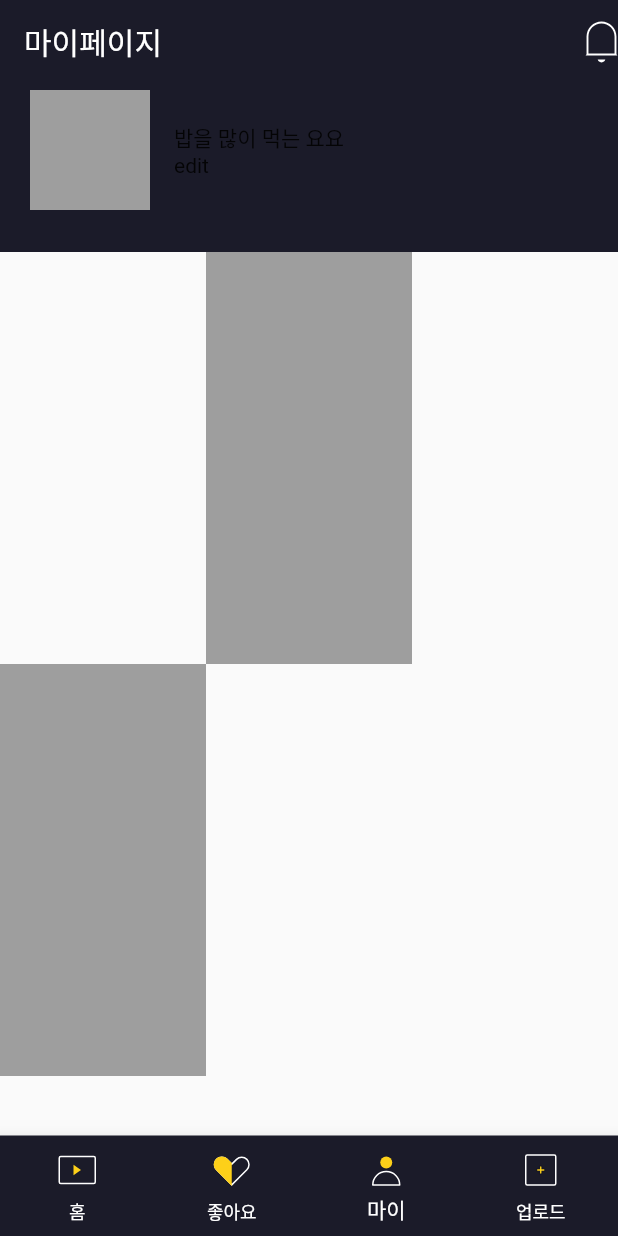
After one commit to sirasatarato/hipet-flutter, a Flutter app: the MainContentPage screen opened directly, item 3 of the bottom bar chosen, on a phone screen of 412 x 824 dp. The commit adds this screen. Run offline on Flutter 3.47's test engine with Material 2 defaults, Android fonts, the phone set to English and light mode, and no system bars; our stand-ins replace flutter_svg, fluttericon, get, shared_preferences; accounts and stored records are empty; network calls fail.

Commit message:
Create Content Pages UI

```diff
--- /dev/null
+++ b/hipet/lib/src/controller/content_nav_controller.dart
@@ -0,0 +1,8 @@
+import 'package:get/get.dart';
+
+class ContentNavController extends GetxController {
+  final _selectedIndex = 0.obs;
+
+  get selectedIndex => _selectedIndex.value;
+  set selectedIndex(index) => _selectedIndex.value = index;
+}
--- /dev/null
+++ b/hipet/lib/src/pages/content/main_content_page.dart
@@ -0,0 +1,57 @@
+import 'package:flutter/cupertino.dart';
+import 'package:flutter/material.dart';
+import 'package:flutter_svg/flutter_svg.dart';
+import 'package:get/get.dart';
+import 'package:hipet/src/controller/content_nav_controller.dart';
+import 'package:hipet/src/pages/content/like_page.dart';
+import 'package:hipet/src/pages/content/my_profile_page.dart';
+
+import 'home_page.dart';
+
+class MainContentPage extends StatelessWidget {
+  final _contentNavController = Get.put(ContentNavController());
+
+  final List<Widget> bodyContent = [
+    HomePage(),
+    LikePage(),
+    MyProfilePage(),
+    Container(),
+  ];
+
+  @override
+  Widget build(BuildContext context) {
+    return Scaffold(
+      body: Obx(() => bodyContent[_contentNavController.selectedIndex]),
+      bottomNavigationBar: Obx(
+          () => BottomNavigationBar(
+          backgroundColor: Theme.of(context).primaryColor,
+          type: BottomNavigationBarType.fixed,
+          selectedItemColor: Colors.white,
+          unselectedItemColor: Colors.white,
+          showSelectedLabels: true,
+          showUnselectedLabels: true,
+          onTap: (index) => _contentNavController.selectedIndex = index,
+          currentIndex: _contentNavController.selectedIndex,
+          items: [
+            BottomNavigationBarItem(
+              icon: SvgPicture.asset('assets/icon/svg/home.svg'),
+              label: '홈',
+            ),
+            BottomNavigationBarItem(
+              icon: SvgPicture.asset('assets/icon/svg/like_lib.svg'),
+              label: '좋아요',
+            ),
+            BottomNavigationBarItem(
+              icon: SvgPicture.asset('assets/icon/svg/profile.svg'),
+              label: '마이',
+            ),
+            BottomNavigationBarItem(
+              icon: SvgPicture.asset('assets/icon/svg/upload.svg'),
+              label: '업로드',
+            ),
+          ],
+        ),
+      ),
+    );
+  }
+}
--- /dev/null
+++ b/hipet/lib/src/pages/content/my_profile_page.dart
@@ -0,0 +1,58 @@
+import 'package:flutter/material.dart';
+import 'package:flutter_svg/flutter_svg.dart';
+import 'package:get/get.dart';
+
+class MyProfilePage extends StatelessWidget {
+  @override
+  Widget build(BuildContext context) {
+    return Scaffold(
+      appBar: AppBar(
+        automaticallyImplyLeading: false,
+        elevation: 0,
+        title: Text('마이페이지'),
+        actions: [SvgPicture.asset('assets/icon/svg/bell.svg')],
+      ),
+      body: NestedScrollView(
+        headerSliverBuilder: (BuildContext context, bool innerBoxIsScrolled) {
+          return <Widget>[
+            SliverAppBar(
+              expandedHeight: 112,
+              automaticallyImplyLeading: false,
+              flexibleSpace: Padding(
+                padding: const EdgeInsets.fromLTRB(20, 0, 16, 24),
+                child: Row(
+                  children: [
+                    Container(
+                      width: 80,
+                      height: 80,
+                      color: Colors.grey,
+                    ),
+                    SizedBox(width: 16),
+                    Column(
+                      mainAxisAlignment: MainAxisAlignment.center,
+                      crossAxisAlignment: CrossAxisAlignment.start,
+                      children: [
+                        Text('밥을 많이 먹는 요요'),
+                        Text('edit'),
+                      ],
+                    )
+                  ],
+                ),
+              ),
+            ),
+          ];
+        },
+        body: GridView.count(
+          childAspectRatio: Get.width / Get.height,
+          crossAxisCount: 3,
+          children: [
+            Container(),
+            Container(color: Colors.grey),
+            Container(),
+            Container(color: Colors.grey),
+          ],
+        ),
+      ),
+    );
+  }
+}
--- a/hipet/lib/src/pages/sign/join_fin_page.dart
+++ b/hipet/lib/src/pages/sign/join_fin_page.dart
@@ -34,7 +34,7 @@ class JoinFinPage extends StatelessWidget {
         child: WidestButton(
           '확인',
           isColored: true,
-          clickEvent: () => Get.offAll(() => const SignPage(true)),
+          clickEvent: () => Get.offAll(() => SignPage(true)),
         ),
       ),
     );
```
Also changed, not shown: hipet/lib/src/pages/content/home_page.dart (added, +87 -0 lines), hipet/lib/src/pages/content/like_page.dart (added, +26 -0 lines), hipet/lib/src/pages/sign/sign_page.dart (+21 -10 lines), hipet/lib/src/util/hash_tag.dart (added, +21 -0 lines), hipet/assets/icon/svg/thumbnail_recommend.svg (added).
